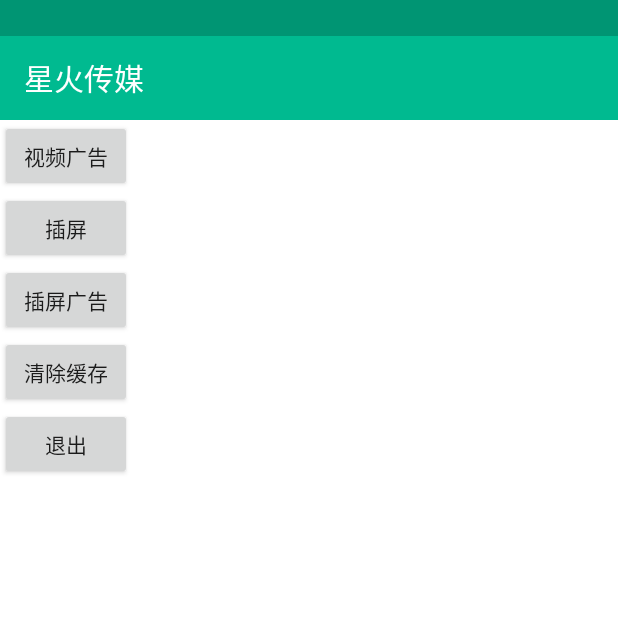
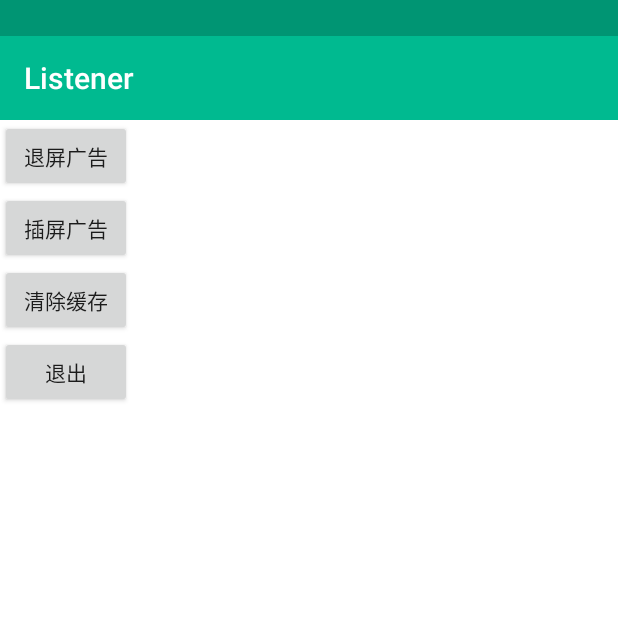
Before and after one commit to chengzijian/MusicListener, an Android app: the fragment MyAdFragment shown on its own in the app's theme, after a tap on "插屏广告", on a phone screen of 412 x 824 dp, the top half of it. Run offline under Robolectric (Android 15) with nearby library versions, the phone set to English and light mode, and no system bars; our stand-ins replace ButterKnife; libraries missing offline, so code that uses them is left out: com.afollestad.appthemeengine; 5 statements that could not run were skipped.

Commit message:
[ad] was

```diff
--- a/app/build.gradle
+++ b/app/build.gradle
@@ -9,8 +9,8 @@ android {
         applicationId "com.android.zj.listener"
         minSdkVersion 14
         targetSdkVersion 25
-        versionCode 1
-        versionName "0.1.0"
+        versionCode 200
+        versionName "2.1.0"
         testInstrumentationRunner "android.support.test.runner.AndroidJUnitRunner"
         renderscriptTargetApi 21
         renderscriptSupportModeEnabled true
--- a/app/src/main/java/com/android/zj/listener/ui/fragment/MyAdFragment.java
+++ b/app/src/main/java/com/android/zj/listener/ui/fragment/MyAdFragment.java
@@ -1,6 +1,5 @@
 package com.android.zj.listener.ui.fragment;
 
-import android.app.ActivityManager;
 import android.content.Context;
 import android.os.Build;
 import android.os.Bundle;
@@ -9,6 +8,7 @@ import android.support.v4.app.Fragment;
 import android.support.v7.app.ActionBar;
 import android.support.v7.app.AppCompatActivity;
 import android.support.v7.widget.Toolbar;
+import android.util.Log;
 import android.view.LayoutInflater;
 import android.view.View;
 import android.view.ViewGroup;
@@ -16,12 +16,15 @@ import android.widget.LinearLayout;
 
 import com.afollestad.appthemeengine.ATE;
 import com.android.zj.listener.R;
+import com.android.zj.listener.ui.activity.QuitPopAd;
 import com.android.zj.listener.util.ATEUtil;
 import com.android.zj.listener.util.DensityUtil;
 
 import butterknife.BindView;
 import butterknife.ButterKnife;
 import butterknife.OnClick;
+import cn.waps.AppConnect;
+import cn.waps.AppListener;
 
 /**
  * A simple {@link Fragment} subclass.
@@ -36,10 +39,12 @@ public class MyAdFragment extends BackHandledFragment {
     @BindView(R.id.toolbar)
     Toolbar toolbar;
 
-    @BindView(R.id.ll_main_banner)
+    @BindView(R.id.AdLinearLayout)
     LinearLayout bannerLayout;
 
-    private ActivityManager activityMgr;
+    @BindView(R.id.miniAdLinearLayout)
+    LinearLayout miniAdLinearLayout;
+
     protected Context mContext;
 
     public static MyAdFragment newInstance() {
@@ -52,7 +57,6 @@ public class MyAdFragment extends BackHandledFragment {
     @Override
     public void onCreate(final Bundle savedInstanceState) {
         super.onCreate(savedInstanceState);
-        activityMgr = (ActivityManager) getContext().getSystemService(Context.ACTIVITY_SERVICE);
         mContext = getContext();
     }
 
@@ -81,31 +85,61 @@ public class MyAdFragment extends BackHandledFragment {
 
         ((AppCompatActivity) getActivity()).setSupportActionBar(toolbar);
         ActionBar ab = ((AppCompatActivity) getActivity()).getSupportActionBar();
-        ab.setTitle("星火传媒");
         getActivity().findViewById(R.id.quickcontrols_container).setVisibility(View.GONE);
+
+//        初始化(预先加载)广告数据:
+        AppConnect.getInstance(getActivity()).initAdInfo();
+
+        // 预加载插屏广告内容（仅在使用到插屏广告的情况，才需要添加）
+        AppConnect.getInstance(getActivity()).initPopAd(getContext());
+
+        // 设置为true表示可通过back键关闭，不调用该句代码则使用默认值false
+//         AppConnect.getInstance(getActivity()).setPopAdBack(true);
+
+        // 互动广告调用方式
+        AppConnect.getInstance(getActivity()).showBannerAd(getActivity(), bannerLayout);
+
+        // 迷你广告调用方式
+        // AppConnect.getInstance(this).setAdBackColor(Color.argb(50, 120, 240,
+        // 120));//设置迷你广告背景颜色
+        // AppConnect.getInstance(this).setAdForeColor(Color.YELLOW);//设置迷你广告文字颜色
+        AppConnect.getInstance(getActivity()).showMiniAd(getActivity(), miniAdLinearLayout, 10);// 10秒刷新一次
 
     }
 
-    /**
-     * 设置轮播插屏广告
-     */
     @OnClick(R.id.button1)
-    public void setupSlideableSpotAd() {
+    public void setupSpotAd1() {
+        // 调用退屏广告
+        //AppConnect.getInstance(getActivity()).getAdInfo();//每次调用将自劢轮换广告
+        // 调用退屏广告
+        QuitPopAd.getInstance().show(getActivity());
     }
 
     /**
      * 设置插屏广告
      */
     @OnClick(R.id.button2)
-    public void setupSpotAd() {}
+    public void setupSpotAd() {
+        if(AppConnect.getInstance(getActivity()).hasPopAd(getActivity())){
 
-    public void setupBannerAd() {}
+        }
+        // 设置插屏广告无数据时的回调监听（该方法必须在showPopAd之前调用）
+        AppConnect.getInstance(getContext()).setPopAdNoDataListener(new AppListener() {
+
+            @Override
+            public void onPopNoData() {
+                Log.i("debug", "插屏广告暂无可用数据");
+            }
+
+        });
+        // 显示插屏广告
+        AppConnect.getInstance(getContext()).showPopAd(getContext());
+    }
 
     @OnClick(R.id.button4)
     public void onClickExitApp() {
         try {
             getActivity().finish();
-            activityMgr.killBackgroundProcesses(getContext().getPackageName());
             System.exit(0);
         } catch (Exception e) {
             ;
--- a/app/src/main/res/layout/fragment_ad_view.xml
+++ b/app/src/main/res/layout/fragment_ad_view.xml
@@ -25,16 +25,11 @@
         app:layout_behavior="@string/appbar_scrolling_view_behavior">
 
         <Button
-            android:id="@+id/button0"
-            android:layout_width="wrap_content"
-            android:layout_height="wrap_content"
-            android:text="视频广告" />
-
-        <Button
             android:id="@+id/button1"
             android:layout_width="wrap_content"
             android:layout_height="wrap_content"
-            android:text="插屏" />
+            android:text="退屏广告" />
+
         <Button
             android:id="@+id/button2"
             android:layout_width="wrap_content"
@@ -52,12 +47,26 @@
             android:layout_width="wrap_content"
             android:layout_height="wrap_content"
             android:text="退出" />
+
+        <FrameLayout
+            android:layout_width="fill_parent"
+            android:layout_height="wrap_content"
+            android:background="#000">
+
+            <LinearLayout
+                android:id="@+id/miniAdLinearLayout"
+                android:layout_width="fill_parent"
+                android:layout_height="wrap_content"
+                android:gravity="center_horizontal"
+                android:orientation="vertical" />
+        </FrameLayout>
     </LinearLayout>
 
     <LinearLayout
-        android:id="@+id/ll_main_banner"
-        android:layout_width="match_parent"
+        android:id="@+id/AdLinearLayout"
+        android:layout_width="fill_parent"
         android:layout_height="wrap_content"
         android:layout_alignParentBottom="true"
-        android:orientation="horizontal" />
+        android:gravity="center_horizontal"
+        android:orientation="vertical" />
 </RelativeLayout>
```
Also changed, not shown: app/src/main/AndroidManifest.xml (+1 -18 lines), app/src/main/java/com/android/zj/listener/ui/activity/MainActivity.java (+14 -0 lines), app/src/main/java/com/android/zj/listener/ui/activity/QuitPopAd.java (added, +406 -0 lines), app/libs/AppOffer_3.0.2.jar (added).
